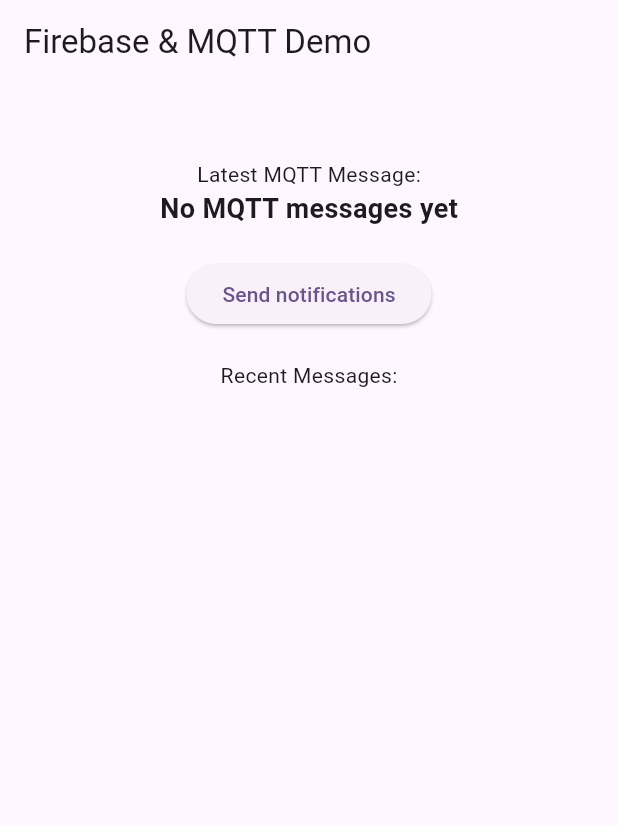
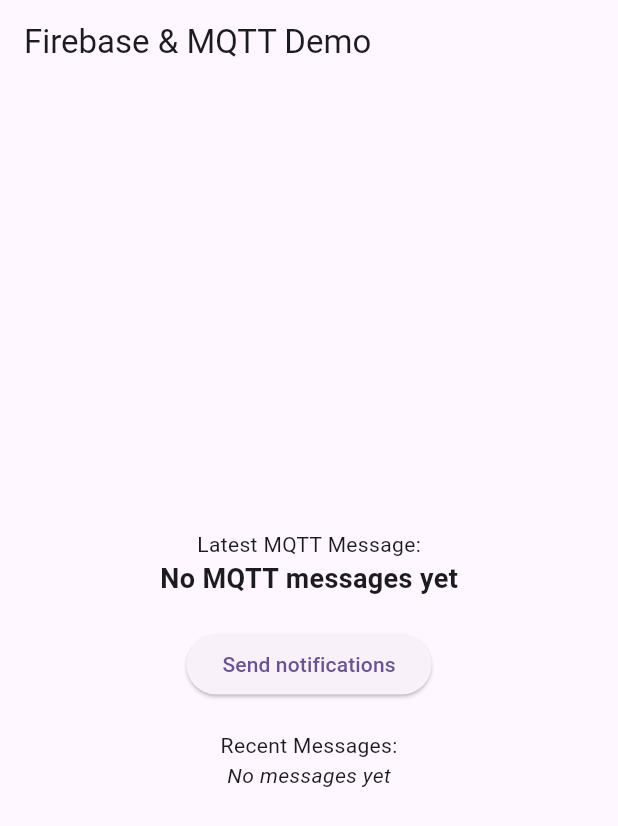
Before and after one commit to jakobatgithub/notification_test, a Flutter app: the screen it shows after launch, after a tap on "Send notifications", on a phone screen of 412 x 824 dp. Shown: the top 826 px of the screen. Run offline on Flutter 3.47's test engine with Material 3 defaults, Android fonts, the phone set to English and light mode, and no system bars; our stand-ins replace firebase_core, firebase_messaging, shared_preferences; missing offline and left inert: mqtt_client; accounts and stored records are empty; generated files the repository leaves out were written again; network calls fail.

Commit message:
Refactored 'main.dart' into several files.

```diff
--- a/test_notification_app/lib/main.dart
+++ b/test_notification_app/lib/main.dart
@@ -1,123 +1,25 @@
+// main.dart
 import 'package:firebase_core/firebase_core.dart';
 import 'package:firebase_messaging/firebase_messaging.dart';
 import 'package:flutter/material.dart';
 import 'firebase_options.dart';
-import 'package:http/http.dart' as http;
-import 'package:shared_preferences/shared_preferences.dart';
-import 'mqtt_service.dart';
-import 'constants.dart';
-import 'dart:convert';
-import 'dart:io';
-import 'auth_service.dart';
-
-Set<String> _receivedMQTTMessages = {}; // Define globally
+import 'screens/home_screen.dart';
 
 void main() async {
   WidgetsFlutterBinding.ensureInitialized();
   await Firebase.initializeApp(options: DefaultFirebaseOptions.currentPlatform);
   await FirebaseMessaging.instance.requestPermission();
   FirebaseMessaging.onBackgroundMessage(_firebaseMessagingBackgroundHandler);
-
   runApp(const MyApp());
 }
 
-// This handles messages when the app is in the background or terminated
 @pragma('vm:entry-point')
 Future<void> _firebaseMessagingBackgroundHandler(RemoteMessage message) async {
   await Firebase.initializeApp(options: DefaultFirebaseOptions.currentPlatform);
 }
 
-class MyApp extends StatefulWidget {
+class MyApp extends StatelessWidget {
   const MyApp({super.key});
-
-  @override
-  State<MyApp> createState() => _MyAppState();
-}
-
-class _MyAppState extends State<MyApp> with WidgetsBindingObserver {
-  String _mqttMessage = "No MQTT messages yet";
-  late MQTTService _mqttService;
-  late FirebaseService _firebaseService;
-
-  @override
-  void initState() {
-    super.initState();
-    AuthService.loginOrSignup().then((_) {
-      _initializeServices();
-    });
-  }
-
-  @override
-  void dispose() {
-    _mqttService.disconnect();
-    super.dispose();
-  }
-
-  void _initializeServices() {
-    _mqttService = MQTTService(onMessageReceived: _onMqttMessageReceived);
-    _mqttService.initializeMQTT();
-    _loadReceivedMQTTMessages();
-    _firebaseService = FirebaseService();
-    _firebaseService.initializeFirebase();
-  }
-
-  void _onMqttMessageReceived(String message) async {
-    SharedPreferences prefs = await SharedPreferences.getInstance();
-    await prefs.reload(); // Force reload
-    _receivedMQTTMessages =
-        (prefs.getStringList('receivedMQTTMessages') ?? []).toSet();
-    _receivedMQTTMessages.add(message);
-
-    await prefs.setStringList(
-      'receivedMQTTMessages',
-      _receivedMQTTMessages.toList(),
-    );
-
-    setState(() {
-      _mqttMessage = message;
-    });
-  }
-
-  Future<void> _loadReceivedMQTTMessages() async {
-    SharedPreferences prefs = await SharedPreferences.getInstance();
-    await prefs.reload(); // Force reload before reading
-
-    List<String>? messages = prefs.getStringList('receivedMQTTMessages');
-    if (messages != null) {
-      setState(() {
-        _receivedMQTTMessages = messages.toSet()..toList().sort();
-        if (messages.isNotEmpty) {
-          _mqttMessage = messages.last;
-        }
-      });
-    }
-  }
-
-  Future<void> _sendPostRequest() async {
-    SharedPreferences prefs = await SharedPreferences.getInstance();
-    String? accessToken = prefs.getString('accessToken');
-
-    if (accessToken == null) {
-      print('❌ No access token found');
-      return;
-    }
-
-    String backendURL = "$baseURL/api/send-notifications/";
-    final response = await http.post(
-      Uri.parse(backendURL),
-      headers: <String, String>{
-        'Content-Type': 'application/json; charset=UTF-8',
-        'Authorization': 'Bearer $accessToken',
-      },
-      body: '{"title": "My Ass!", "body": "My body."}',
-    );
-
-    if (response.statusCode == 200) {
-      print('✅ Post request successful');
-    } else {
-      print('❌ Failed to send post request: ${response.body}');
-    }
-  }
 
   @override
   Widget build(BuildContext context) {
@@ -126,84 +28,7 @@ class _MyAppState extends State<MyApp> with WidgetsBindingObserver {
       theme: ThemeData(
         colorScheme: ColorScheme.fromSeed(seedColor: Colors.deepPurple),
       ),
-      home: Scaffold(
-        appBar: AppBar(title: const Text("Firebase & MQTT Demo")),
-        body: Column(
-          mainAxisAlignment: MainAxisAlignment.start,
-          crossAxisAlignment: CrossAxisAlignment.center,
-          children: [
-            const SizedBox(height: 50), // Add some space at the top
-            Center(
-              child: Column(
-                mainAxisAlignment: MainAxisAlignment.center,
-                children: [
-                  const Text("Latest MQTT Message:"),
-                  Text(
-                    _mqttMessage,
-                    style: const TextStyle(
-                      fontSize: 18,
-                      fontWeight: FontWeight.bold,
-                    ),
-                  ),
-                  const SizedBox(height: 20),
-                  ElevatedButton(
-                    onPressed: _sendPostRequest,
-                    child: const Text('Send notifications'),
-                  ),
-                  const SizedBox(height: 20),
-                  const Text("Recent Messages:"),
-                  ..._receivedMQTTMessages
-                      .toList()
-                      .reversed
-                      .take(10)
-                      .map(
-                        (message) =>
-                            Text(message, style: const TextStyle(fontSize: 14)),
-                      ),
-                ],
-              ),
-            ),
-          ],
-        ),
-      ),
+      home: const HomeScreen(),
     );
   }
 }
-
-class FirebaseService {
-  static final FirebaseMessaging _messaging = FirebaseMessaging.instance;
-  Future<void> initializeFirebase() async {
-    NotificationSettings settings = await _messaging.requestPermission();
-    print("🔐 Permission status: ${settings.authorizationStatus}");
-
-    String? apnsToken = await FirebaseMessaging.instance.getAPNSToken();
-    print("🔐 APNs Token: $apnsToken");
-
-    String? token = await _messaging.getToken();
-    print("🔐 Initial FCM Token: $token");
-    if (token != null) {
-      registerDevice(token);
-    }
-
-    _messaging.onTokenRefresh.listen((token) {
-      registerDevice(token);
-    });
-  }
-
-  Future<void> registerDevice(String token) async {
-    final response = await http.post(
-      Uri.parse("$baseURL/api/devices/"),
-      headers: {"Content-Type": "application/json"},
-      body: jsonEncode({
-        "registration_id": token,
-        "type": Platform.isIOS ? "ios" : "android",
-      }),
-    );
-
-    if (response.statusCode == 201 || response.statusCode == 200) {
-      print("✅ Device registered successfully");
-    } else {
-      print("❌ Failed to register device: ${response.body}");
-    }
-  }
-}
--- /dev/null
+++ b/test_notification_app/lib/screens/home_screen.dart
@@ -0,0 +1,86 @@
+// screens/home_screen.dart
+import 'package:flutter/material.dart';
+import '../services/mqtt_service.dart';
+import '../services/firebase_service.dart';
+import '../services/auth_service.dart';
+import '../widgets/latest_message_widget.dart';
+import '../widgets/send_notification_button.dart';
+import '../widgets/recent_messages_widget.dart';
+import '../utils/shared_preferences_util.dart';
+
+class HomeScreen extends StatefulWidget {
+  const HomeScreen({super.key});
+
+  @override
+  State<HomeScreen> createState() => _HomeScreenState();
+}
+
+class _HomeScreenState extends State<HomeScreen> {
+  String _mqttMessage = "No MQTT messages yet";
+  late MQTTService _mqttService;
+  late FirebaseService _firebaseService;
+  Set<String> _receivedMQTTMessages = {};
+
+  @override
+  void initState() {
+    super.initState();
+    AuthService.loginOrSignup().then((_) {
+      _initializeServices();
+    });
+  }
+
+  @override
+  void dispose() {
+    _mqttService.disconnect();
+    super.dispose();
+  }
+
+  void _initializeServices() {
+    _mqttService = MQTTService(onMessageReceived: _onMqttMessageReceived);
+    _mqttService.initializeMQTT();
+    _loadReceivedMQTTMessages();
+    _firebaseService = FirebaseService();
+    _firebaseService.initializeFirebase();
+  }
+
+  void _onMqttMessageReceived(String message) async {
+    await SharedPreferencesUtil.addMQTTMessage(message);
+    Set<String> receivedMQTTMessagesTemp =
+        await SharedPreferencesUtil.loadMQTTMessages();
+    setState(() {
+      _mqttMessage = message;
+      _receivedMQTTMessages = receivedMQTTMessagesTemp;
+    });
+  }
+
+  Future<void> _loadReceivedMQTTMessages() async {
+    Set<String> receivedMQTTMessagesTemp =
+        await SharedPreferencesUtil.loadMQTTMessages();
+    if (receivedMQTTMessagesTemp.isNotEmpty) {
+      setState(() {
+        _mqttMessage = receivedMQTTMessagesTemp.last;
+        _receivedMQTTMessages = receivedMQTTMessagesTemp;
+      });
+    }
+  }
+
+  @override
+  Widget build(BuildContext context) {
+    return Scaffold(
+      appBar: AppBar(title: const Text("Firebase & MQTT Demo")),
+      body: Center(
+        child: Column(
+          mainAxisAlignment: MainAxisAlignment.center,
+          children: [
+            LatestMessageWidget(message: _mqttMessage),
+            const SizedBox(height: 20),
+            SendNotificationButton(),
+            const SizedBox(height: 20),
+            const Text("Recent Messages:"),
+            RecentMessagesWidget(messages: _receivedMQTTMessages),
+          ],
+        ),
+      ),
+    );
+  }
+}
--- a/test_notification_app/lib/auth_service.dart
+++ b/test_notification_app/lib/services/auth_service.dart
@@ -2,7 +2,7 @@ import 'package:http/http.dart' as http;
 import 'package:shared_preferences/shared_preferences.dart';
 import 'dart:convert';
 import 'dart:math';
-import 'constants.dart';
+import '../constants.dart';
 
 class AuthService {
   static Future<void> login(String username, String password) async {
--- a/test_notification_app/lib/mqtt_service.dart
+++ b/test_notification_app/lib/services/mqtt_service.dart
@@ -2,7 +2,7 @@ import 'package:mqtt_client/mqtt_client.dart';
 import 'package:mqtt_client/mqtt_server_client.dart';
 import 'package:shared_preferences/shared_preferences.dart';
 import 'dart:convert';
-import 'constants.dart';
+import '../constants.dart';
 import 'package:http/http.dart' as http;
 
 class MQTTService {
--- /dev/null
+++ b/test_notification_app/lib/utils/shared_preferences_util.dart
@@ -0,0 +1,20 @@
+// utils/shared_preferences_util.dart
+import 'package:shared_preferences/shared_preferences.dart';
+
+class SharedPreferencesUtil {
+  static Future<void> addMQTTMessage(String message) async {
+    SharedPreferences prefs = await SharedPreferences.getInstance();
+    List<String> messages = prefs.getStringList('receivedMQTTMessages') ?? [];
+    messages.add(message);
+    await prefs.setStringList('receivedMQTTMessages', messages);
+  }
+
+  static Future<Set<String>> loadMQTTMessages() async {
+    SharedPreferences prefs = await SharedPreferences.getInstance();
+    return (prefs.getStringList('receivedMQTTMessages') ?? []).toSet();
+  }
+
+  static Set<String> getMQTTMessages() {
+    return {}; // Dummy function for state update
+  }
+}
--- /dev/null
+++ b/test_notification_app/lib/widgets/latest_message_widget.dart
@@ -0,0 +1,20 @@
+// widgets/latest_message_widget.dart
+import 'package:flutter/material.dart';
+
+class LatestMessageWidget extends StatelessWidget {
+  final String message;
+  const LatestMessageWidget({required this.message, super.key});
+
+  @override
+  Widget build(BuildContext context) {
+    return Column(
+      children: [
+        const Text("Latest MQTT Message:"),
+        Text(
+          message,
+          style: const TextStyle(fontSize: 18, fontWeight: FontWeight.bold),
+        ),
+      ],
+    );
+  }
+}
--- /dev/null
+++ b/test_notification_app/lib/widgets/recent_messages_widget.dart
@@ -0,0 +1,35 @@
+// widgets/recent_messages_widget.dart
+import 'package:flutter/material.dart';
+
+class RecentMessagesWidget extends StatelessWidget {
+  final Set<String> messages;
+  const RecentMessagesWidget({required this.messages, super.key});
+
+  @override
+  Widget build(BuildContext context) {
+    return Column(
+      children:
+          messages.isNotEmpty
+              ? messages
+                  .toList()
+                  .reversed
+                  .take(10)
+                  .map(
+                    (message) => Padding(
+                      padding: const EdgeInsets.symmetric(vertical: 2.0),
+                      child: Text(
+                        message,
+                        style: const TextStyle(fontSize: 14),
+                      ),
+                    ),
+                  )
+                  .toList()
+              : [
+                const Text(
+                  "No messages yet",
+                  style: TextStyle(fontSize: 14, fontStyle: FontStyle.italic),
+                ),
+              ],
+    );
+  }
+}
--- /dev/null
+++ b/test_notification_app/lib/widgets/send_notification_button.dart
@@ -0,0 +1,42 @@
+// widgets/send_notification_button.dart
+import 'package:flutter/material.dart';
+import 'package:shared_preferences/shared_preferences.dart';
+import 'package:http/http.dart' as http;
+import 'dart:convert';
+import '../constants.dart';
+
+class SendNotificationButton extends StatelessWidget {
+  const SendNotificationButton({super.key});
+
+  Future<void> _sendPostRequest() async {
+    SharedPreferences prefs = await SharedPreferences.getInstance();
+    String? accessToken = prefs.getString('accessToken');
+    if (accessToken == null) {
+      print('❌ No access token found');
+      return;
+    }
+
+    final response = await http.post(
+      Uri.parse("$baseURL/api/send-notifications/"),
+      headers: {
+        'Content-Type': 'application/json; charset=UTF-8',
+        'Authorization': 'Bearer $accessToken',
+      },
+      body: jsonEncode({"title": "Notification", "body": "Test body."}),
+    );
+
+    if (response.statusCode == 200) {
+      print('✅ Post request successful');
+    } else {
+      print('❌ Failed to send post request: ${response.body}');
+    }
+  }
+
+  @override
+  Widget build(BuildContext context) {
+    return ElevatedButton(
+      onPressed: _sendPostRequest,
+      child: const Text('Send notifications'),
+    );
+  }
+}
```
Also changed, not shown: test_notification_app/lib/services/firebase_service.dart (added, +38 -0 lines).
